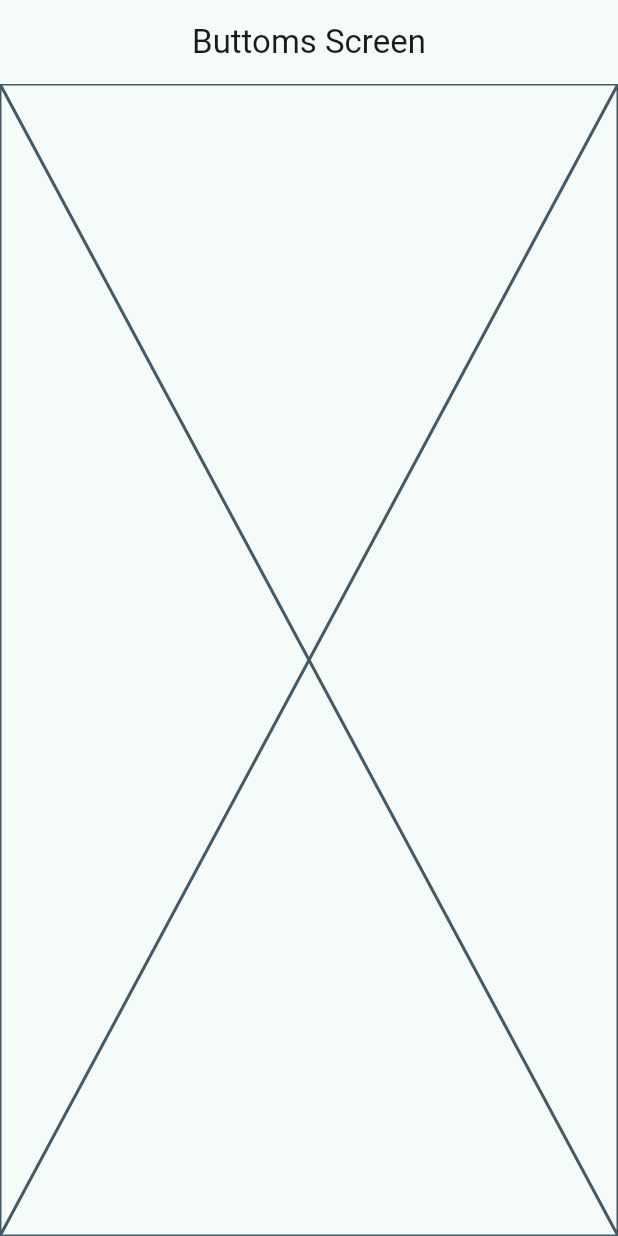
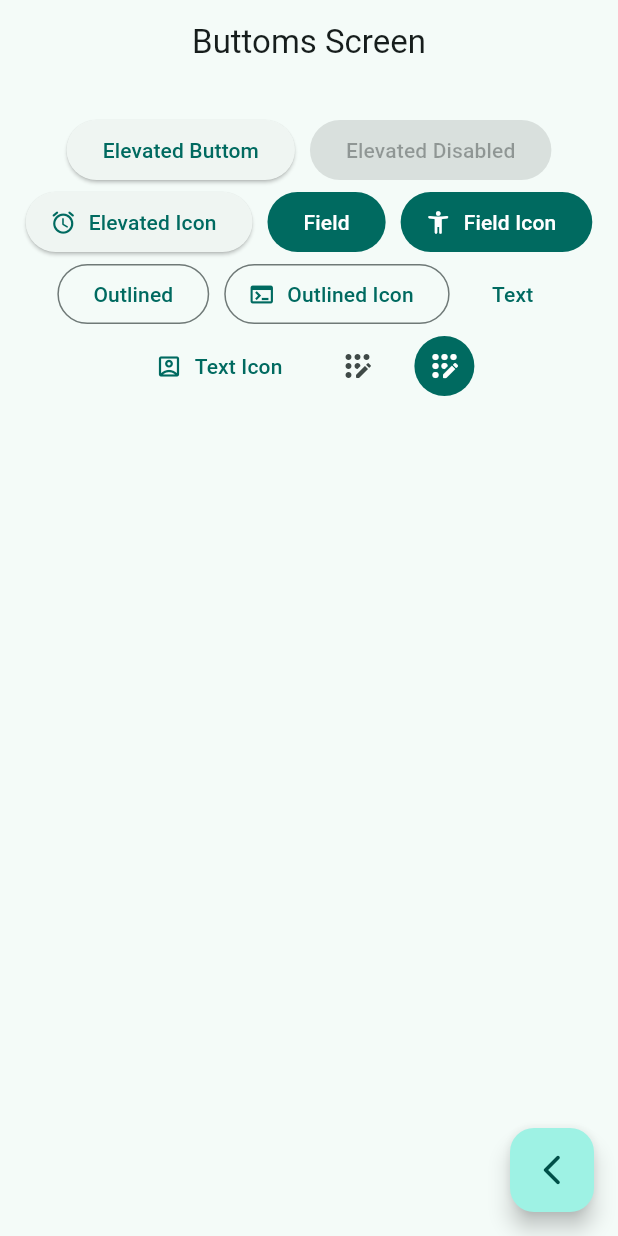
Before and after one commit to ldiazg97/Flutter-Course, a Flutter app: the ButtomsScrenn screen opened by its route, on a phone screen of 412 x 824 dp. Run offline on Flutter 3.47's test engine with Material 3 defaults, Android fonts, the phone set to English and light mode, and no system bars; our stand-ins replace go_router.

Commit message:
Añadir botones interactivos y navegación en la pantalla de botones

```diff
--- a/lib/presentations/screens/buttoms/buttoms_screen.dart
+++ b/lib/presentations/screens/buttoms/buttoms_screen.dart
@@ -1,4 +1,5 @@
 import 'package:flutter/material.dart';
+import 'package:go_router/go_router.dart';
 
 class ButtomsScrenn extends StatelessWidget {
   const ButtomsScrenn({super.key});
@@ -7,7 +8,71 @@ class ButtomsScrenn extends StatelessWidget {
   Widget build(BuildContext context) {
     return Scaffold(
       appBar: AppBar(title: Text('Buttoms Screen')),
-      body: Placeholder(),
+      body: _ButtomsView(),
+      floatingActionButton: FloatingActionButton(
+        child: Icon(Icons.arrow_back_ios_new_rounded),
+        onPressed: () {
+          context.pop();
+        },
+      ),
     );
   }
 }
+
+class _ButtomsView extends StatelessWidget {
+  const _ButtomsView();
+
+  @override
+  Widget build(BuildContext context) {
+    final colors = Theme.of(context).colorScheme;
+    return SizedBox(
+      width: double.infinity,
+      child: Padding(
+        padding: EdgeInsets.symmetric(horizontal: 10, vertical: 20),
+        child: Wrap(
+          alignment: WrapAlignment.center,
+          spacing: 10,
+          children: [
+            ElevatedButton(onPressed: () {}, child: Text('Elevated Buttom')),
+            ElevatedButton(onPressed: null, child: Text('Elevated Disabled')),
+            ElevatedButton.icon(
+              onPressed: () {},
+              icon: Icon(Icons.access_alarm_rounded),
+              label: Text('Elevated Icon'),
+            ),
+            FilledButton(onPressed: () {}, child: Text('Field')),
+            FilledButton.icon(
+              onPressed: () {},
+              icon: Icon(Icons.accessibility_new_rounded),
+              label: Text('Field Icon'),
+            ),
+            OutlinedButton(onPressed: () {}, child: Text('Outlined')),
+            OutlinedButton.icon(
+              onPressed: () {},
+              icon: Icon(Icons.terminal),
+              label: Text('Outlined Icon'),
+            ),
+            TextButton(onPressed: () {}, child: Text('Text')),
+            TextButton.icon(
+              onPressed: () {},
+              icon: Icon(Icons.account_box_outlined),
+              label: Text('Text Icon'),
+            ),
+            IconButton(
+              onPressed: () {},
+              icon: Icon(Icons.app_registration_rounded),
+            ),
+            IconButton(
+              onPressed: () {},
+              icon: Icon(Icons.app_registration_rounded),
+              style: ButtonStyle(
+                backgroundColor: WidgetStatePropertyAll(colors.primary),
+                iconColor: WidgetStatePropertyAll(Colors.white),
+              ),
+            ),
+          ],
+        ),
+      ),
+    );
+  }
+}
```
